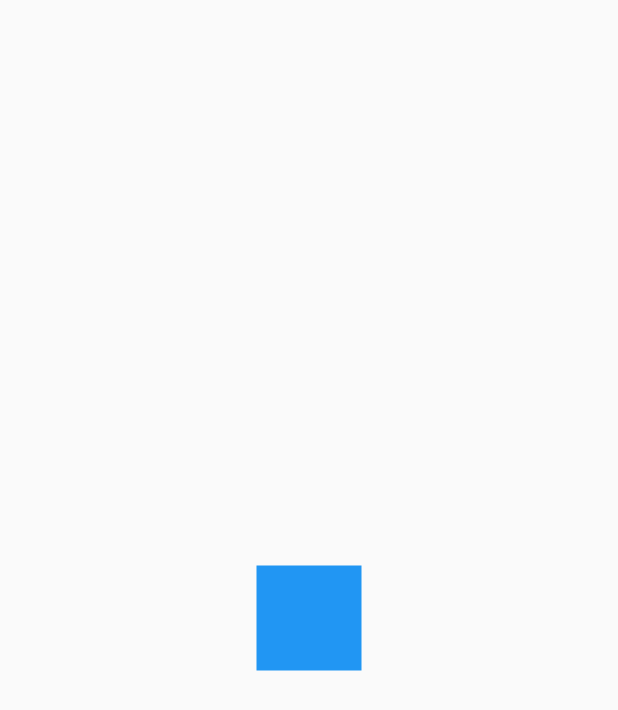
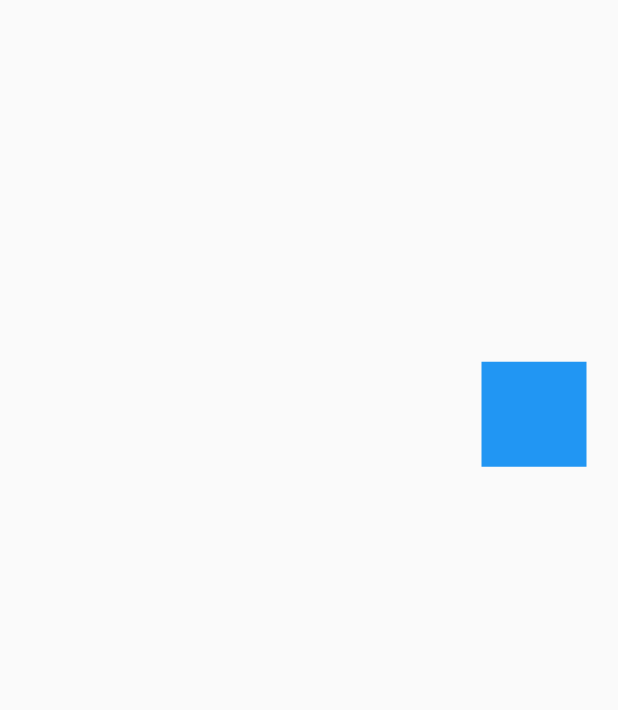
Before and after one commit to velascoandres/custom_painters, a Flutter app: the CuadradoAnimadoPage screen opened by its route, on a phone screen of 412 x 824 dp. Shown: the top 710 px of the screen. Run offline on Flutter 3.47's test engine with Material 2 defaults, Android fonts, the phone set to English and light mode, and no system bars.

Commit message:
reto fin

```diff
--- a/lib/src/retos/cuadrado_animado_page.dart
+++ b/lib/src/retos/cuadrado_animado_page.dart
@@ -12,22 +12,66 @@ class CuadradoAnimadoPage extends StatelessWidget {
 }
 
 class _CuadradoAnimado extends StatefulWidget {
-
   @override
   __CuadradoAnimadoState createState() => __CuadradoAnimadoState();
 }
 
-class __CuadradoAnimadoState extends State<_CuadradoAnimado> with SingleTickerProviderStateMixin {
-
+class __CuadradoAnimadoState extends State<_CuadradoAnimado>
+    with SingleTickerProviderStateMixin {
   AnimationController controller;
   // animaciones
-  //
+  Animation<double> moverDerecha;
+  Animation<double> moverArriba;
+  Animation<double> moverIzquierda;
+  Animation<double> moverAbajo;
+
   @override
   void initState() {
     controller = AnimationController(
       vsync: this,
-      duration: Duration(milliseconds: 4000),
+      duration: Duration(milliseconds: 4500),
     );
+
+    moverDerecha = Tween(
+      begin: 0.0,
+      end: 150.0,
+    ).animate(
+      CurvedAnimation(
+        parent: controller,
+        curve: Interval(0.0, 0.25, curve: Curves.bounceOut),
+      ),
+    );
+
+    moverArriba = Tween(
+      begin: 0.0,
+      end: -150.0,
+    ).animate(
+      CurvedAnimation(
+        parent: controller,
+        curve: Interval(0.25, 0.50, curve: Curves.bounceOut),
+      ),
+    );
+
+    moverIzquierda = Tween(
+      begin: 0.0,
+      end: -150.0,
+    ).animate(
+      CurvedAnimation(
+        parent: controller,
+        curve: Interval(0.5, 0.75, curve: Curves.bounceOut),
+      ),
+    );
+
+    moverAbajo = Tween(
+      begin: 0.0,
+      end: 150.0,
+    ).animate(
+      CurvedAnimation(
+        parent: controller,
+        curve: Interval(0.75, 1.0, curve: Curves.bounceOut),
+      ),
+    );
+
     super.initState();
   }
 
@@ -37,20 +81,28 @@ class __CuadradoAnimadoState extends State<_CuadradoAnimado> with SingleTickerPr
     super.dispose();
   }
 
-
   @override
   Widget build(BuildContext context) {
-    return _Rectangulo();
+
+
+    controller.repeat();
+
+    return AnimatedBuilder(
+      animation: controller,
+      child: _Rectangulo(),
+      builder: (BuildContext context, Widget child) {
+
+        final desplazamientoX = moverDerecha.value + moverIzquierda.value;
+        final desplazamientoY = moverArriba.value + moverAbajo.value;
+
+        return Transform.translate(
+          offset: Offset(desplazamientoX, desplazamientoY),
+          child: child,
+        );
+      },
+    );
   }
 }
-
-
-
-
-
-
-
-
 
 class _Rectangulo extends StatelessWidget {
   @override
```
